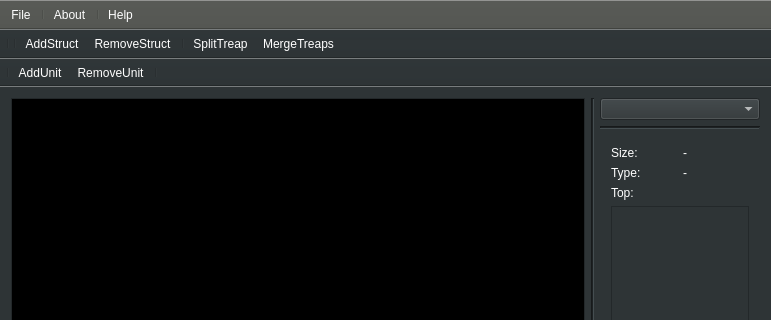
Old version of the form Treaper/mainwindow.ui in the repository DarkFlink/ThunderStruct; both pictures show x 0 to 771 and y 0 to 320 of the 771 by 566 pixel window.
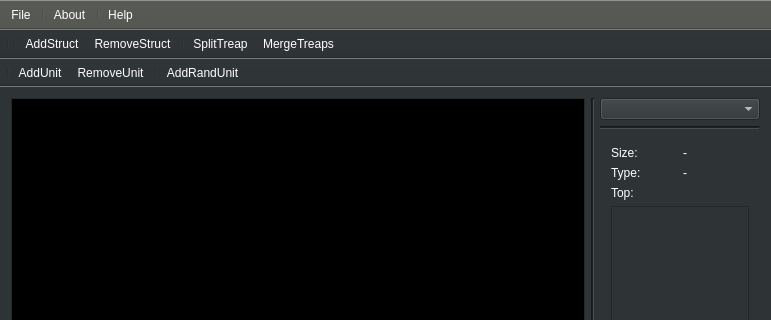
New version of the form. Icons and pictures are not drawn.

What changed in the file:
```diff
--- a/Treaper/mainwindow.ui
+++ b/Treaper/mainwindow.ui
@@ -1632,8 +1632,8 @@
    </property>
    <property name="iconSize">
     <size>
-     <width>20</width>
-     <height>20</height>
+     <width>24</width>
+     <height>24</height>
     </size>
    </property>
    <property name="floatable">
@@ -1649,6 +1649,7 @@
    <addaction name="actionAddUnit"/>
    <addaction name="actionRemoveUnit"/>
    <addaction name="separator"/>
+   <addaction name="actionAddRandUnit"/>
   </widget>
   <action name="actionFile">
    <property name="checkable">
@@ -1764,6 +1765,16 @@
     <string>SplitTreap</string>
    </property>
   </action>
+  <action name="actionAddRandUnit">
+   <property name="icon">
+    <iconset resource="interfaceicons.qrc">
+     <normaloff>:/Assets/Interface/Icons/Assets/Interface/Icons/add_rand.png</normaloff>
+     <disabledoff>:/Assets/Interface/Icons/Assets/Interface/Icons/add_rand_dis.png</disabledoff>:/Assets/Interface/Icons/Assets/Interface/Icons/add_rand.png</iconset>
+   </property>
+   <property name="text">
+    <string>AddRandUnit</string>
+   </property>
+  </action>
  </widget>
  <layoutdefault spacing="6" margin="11"/>
  <resources>
```
Left out of the diff: 4 changed lines with no effect on the pictures.
